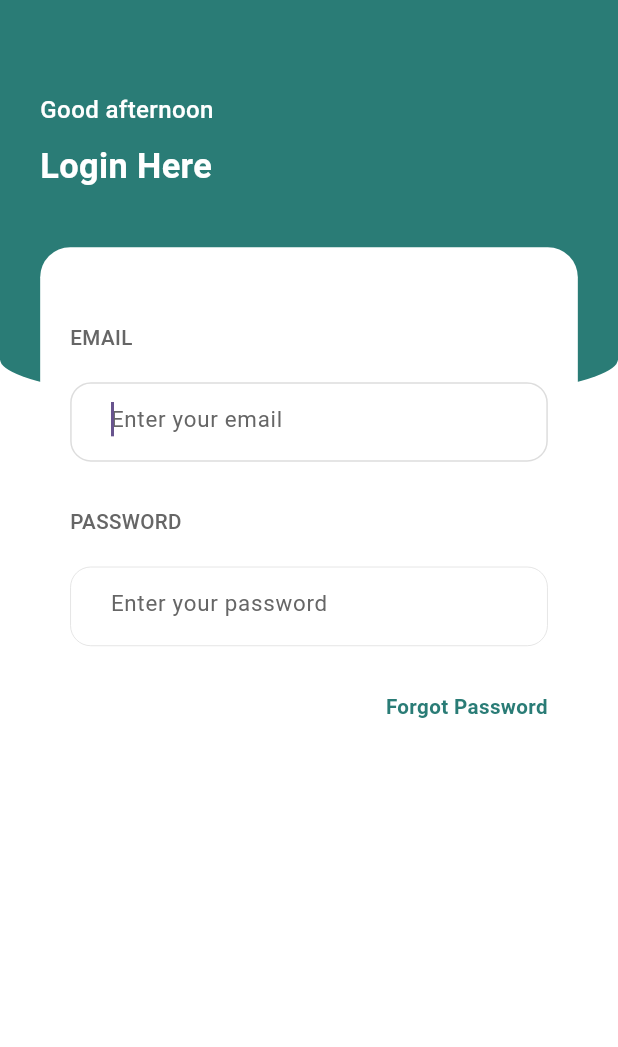
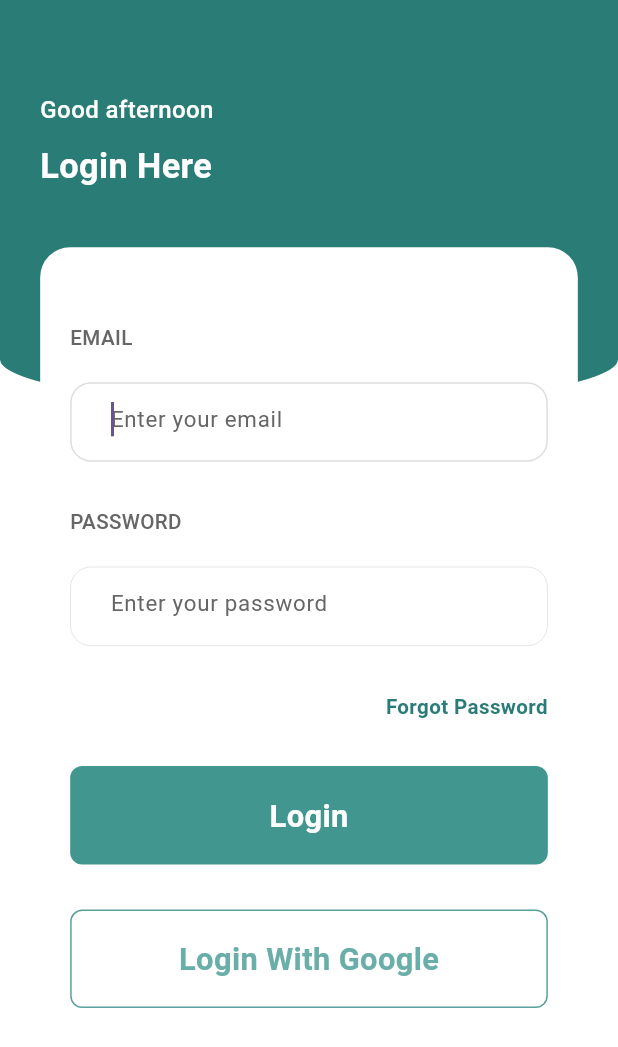
Before and after one commit to dretoba91/transaction-app, a Flutter app: the screen it shows after launch, on a phone screen of 412 x 824 dp. Shown: the top 1047 px of the screen. Run offline on Flutter 3.47's test engine with Material 3 defaults, Android fonts, the phone set to English and light mode, and no system bars.

Commit message:
create reusable button and implement the login UI

```diff
--- a/lib/screens/home_page.dart
+++ b/lib/screens/home_page.dart
@@ -4,6 +4,7 @@ import 'package:transaction_app/utils/constants.dart';
 import 'package:transaction_app/utils/size_calculator.dart';
 import 'package:transaction_app/widgets/background_layout.dart';
 import 'package:transaction_app/widgets/box_container.dart';
+import 'package:transaction_app/widgets/buttons.dart';
 import 'package:transaction_app/widgets/general_textfield.dart';
 
 class HomePage extends StatelessWidget {
@@ -109,6 +110,25 @@ class HomePage extends StatelessWidget {
                 ),
               ),
             ),
+            const SizedBox(
+              height: 30,
+            ),
+            Buttons(
+              width: sizer(true, 317, context),
+              color: AppColors.lightGreenColor,
+              buttonText: 'Login',
+              buttonTextColor: AppColors.textWhite,
+            ),
+            const SizedBox(
+              height: 30,
+            ),
+            Buttons(
+              width: sizer(true, 317, context),
+              color: AppColors.primaryWhite,
+              hasButtonBorder: true,
+              buttonText: 'Login With Google',
+              buttonTextColor: AppColors.buttonGreenColor,
+            ),
           ],
         ),
       ),
--- /dev/null
+++ b/lib/widgets/buttons.dart
@@ -0,0 +1,52 @@
+import 'package:flutter/material.dart';
+import 'package:transaction_app/utils/colors.dart';
+import 'package:transaction_app/utils/size_calculator.dart';
+
+class Buttons extends StatelessWidget {
+  final double? width;
+  final Color? color;
+  final bool hasButtonBorder;
+  final String? buttonText;
+  final Color? buttonTextColor;
+  const Buttons({
+    super.key,
+    this.width,
+    this.color,
+    this.hasButtonBorder = false,
+    this.buttonText,
+    this.buttonTextColor,
+  });
+
+  @override
+  Widget build(BuildContext context) {
+    return Material(
+      color: Colors.transparent,
+      child: GestureDetector(
+        onTap: () {},
+        child: Container(
+          height: sizer(false, 51, context),
+          width: width,
+          decoration: BoxDecoration(
+            color: color,
+            borderRadius: BorderRadius.circular(8),
+            border: hasButtonBorder
+                ? Border.all(
+                    color: AppColors.buttonRadiusGreenColor,
+                  )
+                : Border.all(style: BorderStyle.none),
+          ),
+          child: Center(
+            child: Text(
+              buttonText ?? '',
+              style: TextStyle(
+                fontSize: sizer(true, 18, context),
+                fontWeight: FontWeight.w600,
+                color: buttonTextColor,
+              ),
+            ),
+          ),
+        ),
+      ),
+    );
+  }
+}
```
